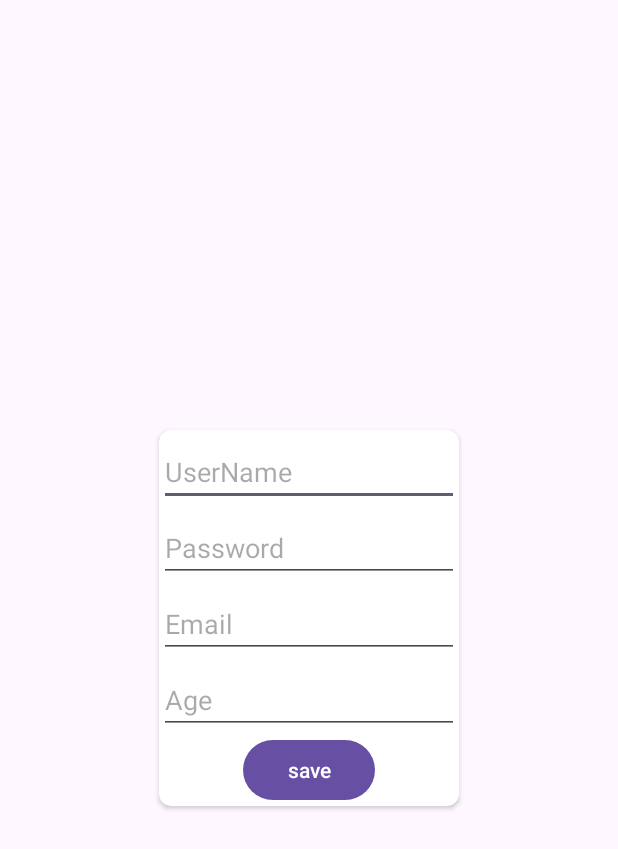
After one commit to EerlaKrishna/CallerAppWithLogin, an Android app: the RegisterActivity screen opened directly, with no data from a screen before it, on a phone screen of 412 x 824 dp. The commit adds this screen. Shown: the top 849 px of the screen. Run offline under Robolectric (Android 15) with nearby library versions, the phone set to English and light mode, and no system bars.

Commit message:
CallerApp

```diff
--- /dev/null
+++ b/app/src/main/java/com/example/callerapp/RegisterActivity.kt
@@ -0,0 +1,60 @@
+package com.example.callerapp
+
+import android.content.Intent
+import android.content.SharedPreferences
+import android.os.Bundle
+import android.widget.Button
+import android.widget.EditText
+import android.widget.TextView
+import android.widget.Toast
+import androidx.activity.enableEdgeToEdge
+import androidx.appcompat.app.AppCompatActivity
+import androidx.core.view.ViewCompat
+import androidx.core.view.WindowInsetsCompat
+
+class RegisterActivity : AppCompatActivity() {
+
+    lateinit var userNameEditText: EditText
+    lateinit var passwordEditText: EditText
+    lateinit var saveButton: Button
+    lateinit var emailEditText: EditText
+    lateinit var ageEditText:EditText
+    lateinit var sharedPreferences: SharedPreferences
+    override fun onCreate(savedInstanceState: Bundle?) {
+        super.onCreate(savedInstanceState)
+        enableEdgeToEdge()
+        setContentView(R.layout.activity_register)
+        ViewCompat.setOnApplyWindowInsetsListener(findViewById(R.id.main)) { v, insets ->
+            val systemBars = insets.getInsets(WindowInsetsCompat.Type.systemBars())
+            v.setPadding(systemBars.left, systemBars.top, systemBars.right, systemBars.bottom)
+            insets
+        }
+
+        userNameEditText=findViewById(R.id.userName)
+        passwordEditText=findViewById(R.id.password)
+        saveButton=findViewById(R.id.saveButton)
+        emailEditText = findViewById(R.id.email)
+        ageEditText=findViewById(R.id.age)
+        sharedPreferences = getSharedPreferences("userDetails", MODE_PRIVATE)
+        saveButton.setOnClickListener {
+            init()
+            //val intent= Intent(this,LoginActivity::class.java)
+            //startActivity(intent)
+        }
+    }
+    fun init()
+    {
+        val username=userNameEditText.text.toString()
+        val password=passwordEditText.text.toString()
+        val email=emailEditText.text.toString()
+        val age=ageEditText.text.toString().toInt()
+        val editor=sharedPreferences.edit()
+        editor.putString("username",username)
+        editor.putString("password",password)
+        editor.putString("email",email)
+        editor.putInt("age",age)
+        editor.apply()
+        Toast.makeText(this,"saved successfully",Toast.LENGTH_SHORT).show()
+        finish()
+    }
+}
--- a/app/src/main/java/com/example/callerapp/SplashActivity.kt
+++ b/app/src/main/java/com/example/callerapp/SplashActivity.kt
@@ -24,7 +24,7 @@ class SplashActivity : AppCompatActivity() {
 
         Handler(Looper.getMainLooper()).postDelayed({
             // Start the main activity after the splash screen
-            val intent = Intent(this, MainActivity::class.java)
+            val intent = Intent(this, LoginActivity::class.java)
             startActivity(intent)
             finish()
         }, splashScreenDuration)
--- /dev/null
+++ b/app/src/main/res/layout/activity_register.xml
@@ -0,0 +1,62 @@
+<?xml version="1.0" encoding="utf-8"?>
+<RelativeLayout
+    xmlns:android="http://schemas.android.com/apk/res/android"
+    xmlns:app="http://schemas.android.com/apk/res-auto"
+    xmlns:tools="http://schemas.android.com/tools"
+    android:layout_width="match_parent"
+    android:layout_height="match_parent"
+    tools:context=".LoginActivity">
+
+
+    <androidx.cardview.widget.CardView
+        android:id="@+id/main"
+        android:layout_width="wrap_content"
+        android:layout_height="wrap_content"
+        android:layout_centerInParent="true"
+        app:cardCornerRadius="8dp"
+        android:elevation="4dp"
+        android:layout_margin="8dp"
+        android:background="#2094C7">
+
+        <LinearLayout
+            android:layout_width="match_parent"
+            android:layout_height="match_parent"
+            android:orientation="vertical"
+            android:gravity="center">
+
+            <EditText
+                android:id="@+id/userName"
+                android:layout_width="200dp"
+                android:layout_height="wrap_content"
+                android:layout_marginTop="5dp"
+                android:hint="UserName"/>
+
+            <EditText
+                android:id="@+id/password"
+                android:layout_width="200dp"
+                android:layout_height="wrap_content"
+                android:layout_marginTop="5dp"
+                android:hint="Password"/>
+            <EditText
+                android:id="@+id/email"
+                android:layout_width="200dp"
+                android:layout_height="wrap_content"
+                android:layout_marginTop="5dp"
+                android:hint="Email"/>
+            <EditText
+                android:id="@+id/age"
+                android:layout_width="200dp"
+                android:layout_height="wrap_content"
+                android:layout_marginTop="5dp"
+                android:hint="Age"/>
+
+            <Button
+                android:id="@+id/saveButton"
+                android:layout_width="wrap_content"
+                android:layout_height="wrap_content"
+                android:text="save"/>
+
+        </LinearLayout>
+    </androidx.cardview.widget.CardView>
+
+</RelativeLayout>
```
Also changed, not shown: app/src/main/AndroidManifest.xml (+9 -2 lines), app/src/main/java/com/example/callerapp/LoginActivity.kt (added, +62 -0 lines), app/src/main/res/layout/activity_login.xml (added, +60 -0 lines).
